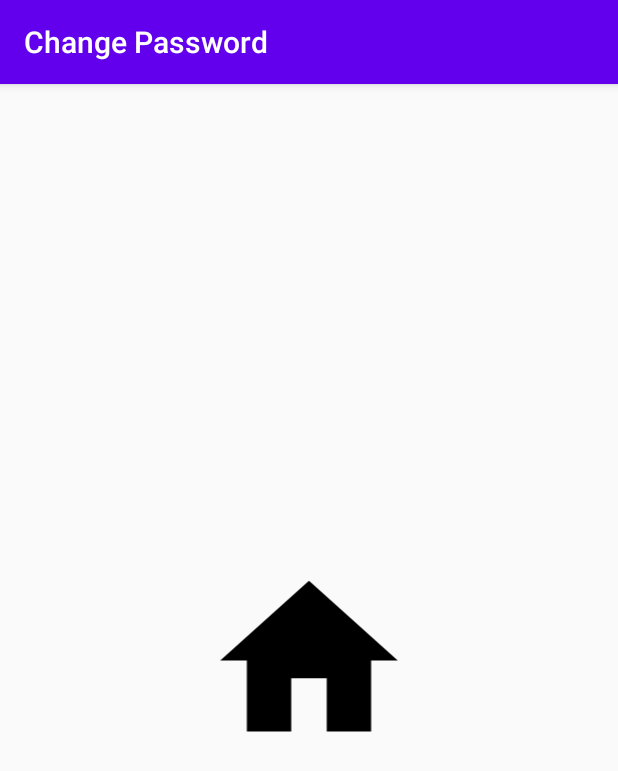
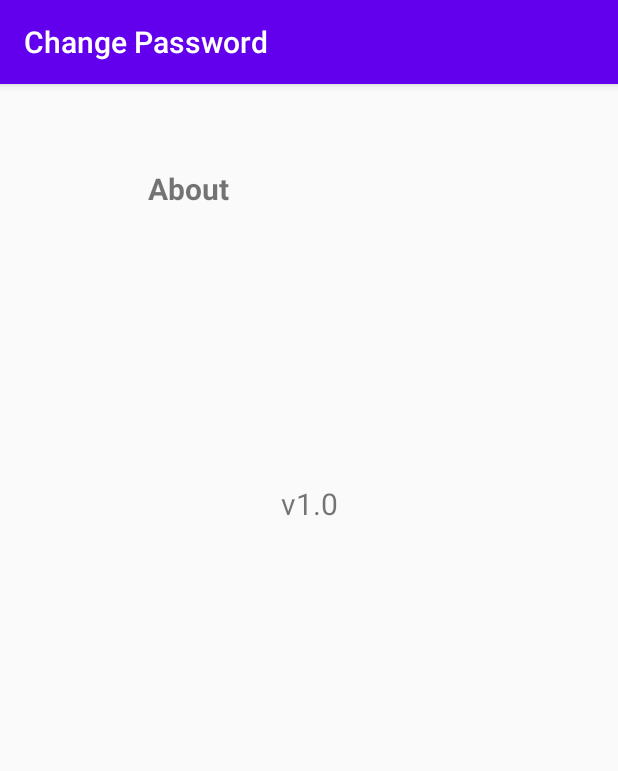
Before and after one commit to timot3/Cluster, an Android app: the Settings screen opened through its navigation route, after a tap on "Change Password", on a phone screen of 412 x 824 dp. Shown: the top 771 px of the screen. Run offline under Robolectric (Android 15) with nearby library versions, the light colour scheme and no system bars; our stand-ins replace Firebase (no records; nobody signed in at launch, a user with empty details on screens opened directly), navigation-ui.

Commit message:
Added sorting function for cluster user list

```diff
--- a/app/src/main/java/com/example/cluster/ui/clusters/ClustersFragment.java
+++ b/app/src/main/java/com/example/cluster/ui/clusters/ClustersFragment.java
@@ -2,6 +2,7 @@ package com.example.cluster.ui.clusters;
 
 import android.content.Intent;
 import android.os.AsyncTask;
+import android.os.Build;
 import android.os.Bundle;
 import android.view.LayoutInflater;
 import android.view.View;
@@ -12,6 +13,7 @@ import android.widget.ListView;
 
 import androidx.annotation.NonNull;
 import androidx.annotation.Nullable;
+import androidx.annotation.RequiresApi;
 import androidx.fragment.app.Fragment;
 import androidx.lifecycle.ViewModelProviders;
 
@@ -31,7 +33,10 @@ import com.google.firebase.firestore.QuerySnapshot;
 import com.google.firebase.firestore.Source;
 
 import java.util.ArrayList;
+import java.util.Comparator;
 import java.util.List;
+import java.util.stream.Collectors;
+import java.util.stream.Stream;
 import java.util.concurrent.ExecutionException;
 
 public class ClustersFragment extends Fragment {
@@ -121,9 +126,17 @@ public class ClustersFragment extends Fragment {
         return root;
     }
 
+    class SortAlphabetical implements Comparator<String> {
+        public int compare(String a, String b) {
+            String lower_a = a.toLowerCase();
+            String lower_b = b.toLowerCase();
+            return lower_a.compareTo(lower_b);
+        }
+    }
 
     private class MyTask extends AsyncTask<Void, Void, Void> {
 
+        @RequiresApi(api = Build.VERSION_CODES.N)
         @Override
         protected Void doInBackground(Void... voids) {
             FirebaseFirestore.getInstance()
@@ -159,6 +172,9 @@ public class ClustersFragment extends Fragment {
 
                             //Find a way to sort the list so that the Owners are first, then
                             // the members
+                            this.sortList(list);
+                            // Sort before adapter
+
                             ArrayAdapter<String> adapter = new ArrayAdapter<>(getActivity(),
                                     android.R.layout.simple_list_item_1, list);
 
@@ -175,5 +191,21 @@ public class ClustersFragment extends Fragment {
                     });
             return null;
         }
+
+        @RequiresApi(api = Build.VERSION_CODES.N)
+        protected void sortList(List<String> list) {
+            // Partition, then sort each
+            List<String> owners = list.stream().filter(s -> s.endsWith("(Owner)")).collect(Collectors.toList());
+            List<String> members = list.stream().filter(s-> !(s.endsWith("(Owner)"))).collect(Collectors.toList());
+
+            Comparator<String> sortAlphabetical = new SortAlphabetical();
+            owners.sort(sortAlphabetical);
+            members.sort(sortAlphabetical);
+
+            list.clear();
+            list.addAll(owners);
+            list.addAll(members);
+        }
     }
+
 }
--- a/app/src/main/java/com/example/cluster/ui/settings/Settings.java
+++ b/app/src/main/java/com/example/cluster/ui/settings/Settings.java
@@ -5,6 +5,8 @@ import android.os.Bundle;
 
 import androidx.annotation.NonNull;
 import androidx.fragment.app.Fragment;
+import androidx.fragment.app.FragmentManager;
+import androidx.fragment.app.FragmentTransaction;
 import androidx.lifecycle.ViewModelProviders;
 
 import android.view.LayoutInflater;
@@ -68,12 +70,6 @@ public class Settings extends Fragment {
                         startActivity(i3);
                         break;
                 }
-
-                /*
-                Intent i = new Intent(getActivity(), SettingsViewCluster.class);
-                i.putExtra("Settings", settings[position]);
-                startActivity(i);
-                */
             }
 
         });
--- a/app/src/main/res/layout/activity_settings_about.xml
+++ b/app/src/main/res/layout/activity_settings_about.xml
@@ -6,13 +6,31 @@
     android:layout_height="match_parent"
     tools:context=".SettingsAbout">
 
-    <ImageView
-        android:id="@+id/imageView3"
-        android:layout_width="185dp"
-        android:layout_height="142dp"
+    <TextView
+        android:id="@+id/textView3"
+        android:layout_width="214dp"
+        android:layout_height="34dp"
+        android:text="About"
+        android:textSize="20dp"
+        android:textStyle="bold"
+        app:layout_constraintBottom_toBottomOf="parent"
+        app:layout_constraintEnd_toEndOf="parent"
+        app:layout_constraintHorizontal_bias="0.497"
+        app:layout_constraintStart_toStartOf="parent"
+        app:layout_constraintTop_toTopOf="parent"
+        app:layout_constraintVertical_bias="0.076"
+        tools:textAlignment="center" />
+
+    <TextView
+        android:id="@+id/textView4"
+        android:layout_width="207dp"
+        android:layout_height="236dp"
+        android:text="v1.0"
+        android:textAlignment="center"
+        android:textSize="20dp"
         app:layout_constraintBottom_toBottomOf="parent"
         app:layout_constraintEnd_toEndOf="parent"
         app:layout_constraintStart_toStartOf="parent"
-        app:layout_constraintTop_toTopOf="parent"
-        app:srcCompat="@drawable/ic_home_black_24dp" />
+        app:layout_constraintTop_toTopOf="parent" />
+
 </androidx.constraintlayout.widget.ConstraintLayout>
```
